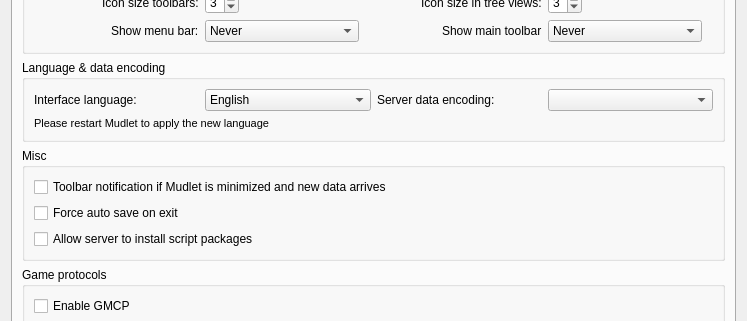
Old version of the form src/ui/profile_preferences.ui in the repository Mudlet/Mudlet; both pictures show x 0 to 747 and y 84 to 405 of the 747 by 808 pixel window.
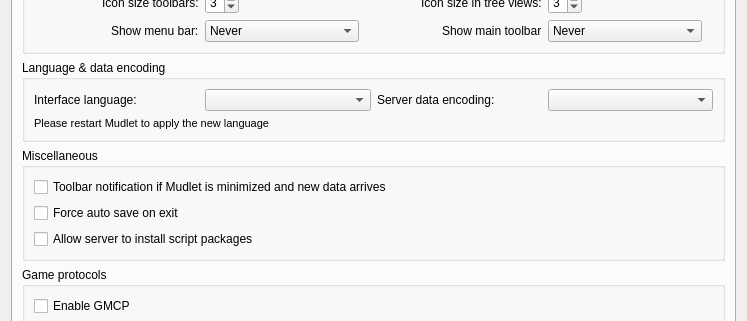
New version of the form. Icons and pictures are not drawn. Custom widgets are drawn as their Qt base class.

Patch:
```diff
--- a/src/ui/profile_preferences.ui
+++ b/src/ui/profile_preferences.ui
@@ -167,9 +167,6 @@
        </item>
        <item row="1" column="0">
         <widget class="QGroupBox" name="groupBox_encoding">
-         <property name="enabled">
-          <bool>true</bool>
-         </property>
          <property name="title">
           <string>Language &amp;&amp; data encoding</string>
          </property>
@@ -186,11 +183,6 @@
             <property name="toolTip">
              <string>&lt;p&gt;Can you help translate Mudlet? &lt;span style=&quot;font-weight:600;&quot;&gt;https://www.mudlet.org/translate&lt;/span&gt;&lt;/p&gt;</string>
             </property>
-            <item>
-             <property name="text">
-              <string>English</string>
-             </property>
-            </item>
            </widget>
           </item>
           <item row="0" column="2">
@@ -228,7 +220,7 @@
        <item row="2" column="0">
         <widget class="QGroupBox" name="groupBox_miscellaneous">
          <property name="title">
-          <string>Misc</string>
+          <string>Miscellaneous</string>
          </property>
          <layout class="QVBoxLayout" name="verticalLayout">
           <item>
```
Left out of the diff: 10 changed lines with no effect on the pictures.
